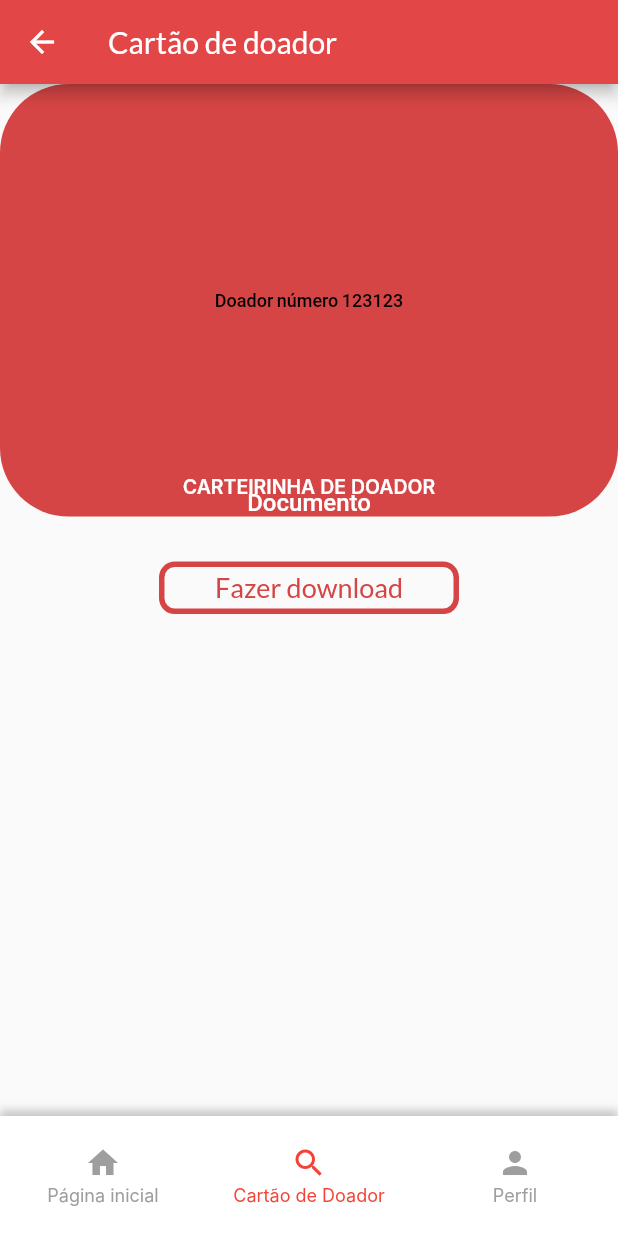
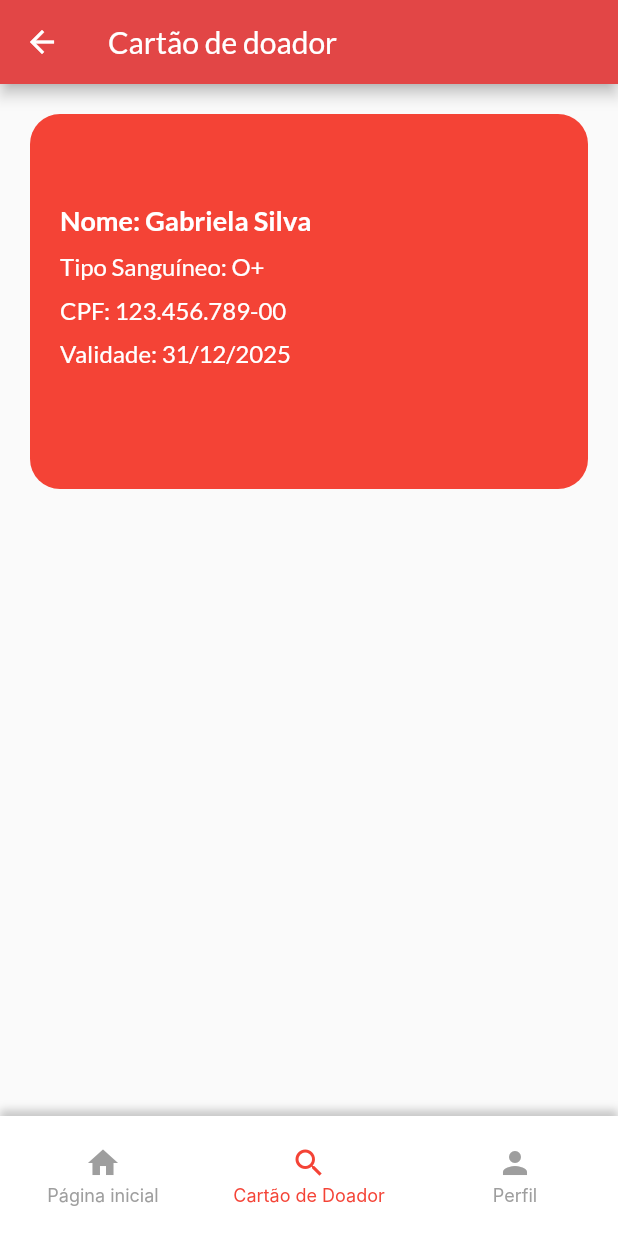
Before and after one commit to AnaNicoleMassaneiro/doa_mais, a Flutter app: the DoadorCardScreen screen opened directly, on a phone screen of 412 x 824 dp. Run offline on Flutter 3.47's test engine with Material 2 defaults, Android fonts, the light colour scheme and no system bars; our stand-ins replace google_fonts, shared_preferences; accounts and stored records are empty; Roboto replaces fonts that are missing (Inter, Quicksand).

Commit message:
add card donation

```diff
--- /dev/null
+++ b/lib/src/features/Doador/FullscreenDoadorCardScreen.dart
@@ -0,0 +1,31 @@
+import 'package:flutter/material.dart';
+import 'package:flutter/services.dart';
+
+class FullscreenDoadorCardScreen extends StatelessWidget {
+  @override
+  Widget build(BuildContext context) {
+    // Bloquear orientação para modo paisagem
+    SystemChrome.setPreferredOrientations([
+      DeviceOrientation.landscapeLeft,
+      DeviceOrientation.landscapeRight,
+    ]);
+
+    return Scaffold(
+      body: GestureDetector(
+        onTap: () {
+          // Voltar para a tela anterior quando a tela em tela cheia for clicada
+          Navigator.pop(context);
+        },
+        child: Container(
+          color: Colors.red, // Cor vermelha para simular a carteirinha em tela cheia
+          child: Center(
+            child: Text(
+              'Toque para voltar',
+              style: TextStyle(fontSize: 20, color: Colors.white),
+            ),
+          ),
+        ),
+      ),
+    );
+  }
+}
--- a/lib/src/features/Doador/doadorCardPage.dart
+++ b/lib/src/features/Doador/doadorCardPage.dart
@@ -1,5 +1,6 @@
 import 'package:flutter/material.dart';
 import '../menu/TabBarComponent.dart';
+import 'FullscreenDoadorCardScreen.dart';
 
 class DoadorCardScreen extends StatefulWidget {
   @override
@@ -20,88 +21,72 @@ class _DoadorCardScreenState extends State<DoadorCardScreen> {
         title: Text('Cartão de doador'),
         backgroundColor: Color(0xFFE24646),
       ),
-      body: Column(
+      body: Container(
+        padding: EdgeInsets.only(top: 20,left: 20, right: 20),
+        child: GestureDetector(
+            onTap: () {
+              Navigator.push(
+                context,
+                MaterialPageRoute(
+                  builder: (context) => FullscreenDoadorCardScreen(),
+                ),
+              );
+            },
+            child: Container(
+                padding: EdgeInsets.only(top: 20,left: 20, right: 20, bottom: 20),
+                width: 400,
+                height: 250,
+                decoration: BoxDecoration(
+                  color: Colors.red,
+                  borderRadius: BorderRadius.circular(20),
+                ),
+                child: Padding(
+                  padding: EdgeInsets.only(top: 20),
+                  child: Column(
+                    crossAxisAlignment: CrossAxisAlignment.start,
                     children: [
-          Align(
-            alignment: Alignment.center,
-            child: Container(
-              width: double.infinity,
-              height: MediaQuery.of(context).size.height * 0.35,
-              decoration: BoxDecoration(
-                borderRadius: BorderRadius.circular(45.7353),
-                color: Color(0xFFD64545), // red
-              ),
-              child: Stack(
-                children: [
-                  Align(
-                    alignment: Alignment(0, 1),
-                    child: Text(
-                      'Documento',
+                      SizedBox(height: 20),
+                      Text(
+                        'Nome: Gabriela Silva',
                         style: TextStyle(
-                        fontFamily: 'Quicksand',
-                        fontWeight: FontWeight.w500,
-                        fontSize: 16,
-                        color: Colors.white,
+                          fontSize: 18,
+                          fontWeight: FontWeight.bold,
+                          color: Colors
+                              .white,
                         ),
                       ),
-                  ),
-                  // ... Rest of the Align widgets for text
-                  Positioned(
-                    left: 12,
-                    right: 12,
-                    bottom: 12,
-                    child: Text(
-                      'CARTEIRINHA DE DOADOR',
+                      SizedBox(height: 10),
+                      Text(
+                        'Tipo Sanguíneo: O+',
                         style: TextStyle(
-                        fontFamily: 'Inter',
-                        fontWeight: FontWeight.w600,
-                        fontSize: 13,
-                        color: Colors.white,
-                      ),
-                      textAlign: TextAlign.center,
+                          fontSize: 16,
+                          color: Colors
+                              .white,
                         ),
                       ),
-                  Center(
-
-                    child: Text(
-                      'Doador número 123123',
+                      SizedBox(height: 10),
+                      Text(
+                        'CPF: 123.456.789-00',
                         style: TextStyle(
-                        fontFamily: 'Quicksand',
-                        fontWeight: FontWeight.w500,
-                        fontSize: 12,
-                        color: Colors.black,
+                          fontSize: 16,
+                          color: Colors
+                              .white, // Preencha aqui com a cor do texto desejada
                         ),
-                      textAlign: TextAlign.center,
+                      ),
+                      SizedBox(height: 10),
+                      Text(
+                        'Validade: 31/12/2025',
+                        style: TextStyle(
+                          fontSize: 16,
+                          color: Colors
+                              .white, // Preencha aqui com a cor do texto desejada
                         ),
                       ),
                     ],
                   ),
+                ))),
       ),
-          ),
-          SizedBox(height: 30),
-          Container(
-            width: 200,
-            height: 35,
-            decoration: BoxDecoration(
-              border: Border.all(
-                color: Color(0xFFD64545), // red
-                width: 3.65882,
-              ),
-              borderRadius: BorderRadius.circular(10.5),
-            ),
-            child: Center(
-              child: Text(
-                'Fazer download',
-                style: TextStyle(
-                  fontSize: 18,
-                  color: Color(0xFFD64545), // red
-                ),
-              ),
-            ),
-          )
-        ],
-      ),
-      bottomNavigationBar: TabBarComponent(initialSelectedIndex: 1)
+      bottomNavigationBar: TabBarComponent(initialSelectedIndex: 1),
     );
   }
 }
--- a/lib/src/features/login/loginPage.dart
+++ b/lib/src/features/login/loginPage.dart
@@ -209,14 +209,6 @@ class _LoginPageState extends State<LoginPage> {
             SizedBox(
               width: 10,
             ),
-            Text(
-              'Cadastro',
-              style: TextStyle(
-                color: Color(0xffe24646),
-                fontSize: 13,
-                fontWeight: FontWeight.w600,
-              ),
-            ),
           ],
         ),
       ),
```
Lines whose indentation alone changed are shown as unchanged.
